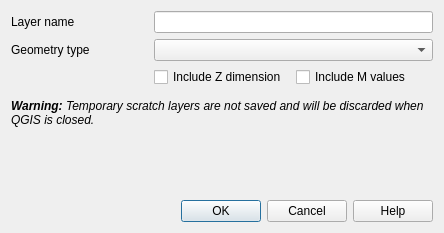
Before: the Qt Designer form src/ui/qgsnewmemorylayerdialogbase.ui in qgis/QGIS, drawn with Qt 5.
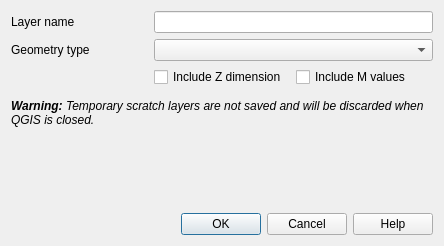
After: the same form once the commit is applied. Custom widgets are drawn as their Qt base class.

Commit message:
Align CRS selector with geometry widgets in new layer dialogs
Since it's directly related to the geometry settings, and is
only enabled when the geometry is selected, it should be
more closely visually linked with this widget

```diff
--- a/src/ui/qgsnewmemorylayerdialogbase.ui
+++ b/src/ui/qgsnewmemorylayerdialogbase.ui
@@ -7,7 +7,7 @@
     <x>0</x>
     <y>0</y>
     <width>444</width>
-    <height>233</height>
+    <height>246</height>
    </rect>
   </property>
   <property name="sizePolicy">
```
Left out of the diff: 8 changed lines with no effect on the pictures. The commit also changes 2 other files.
